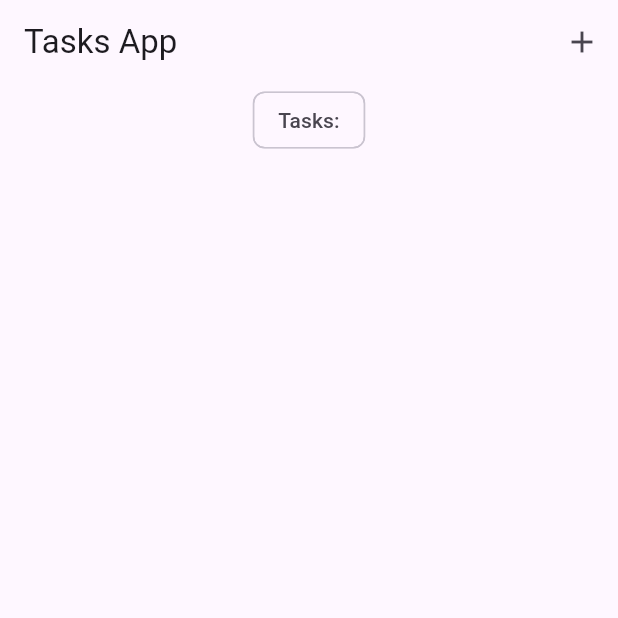
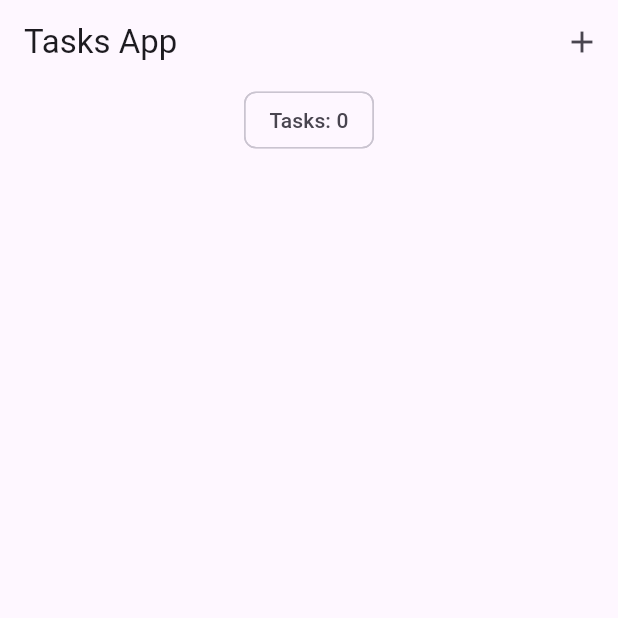
Before and after one commit to hitesh-techgrains/bloc_todo_app, a Flutter app: the screen it shows after launch, on a phone screen of 412 x 824 dp, the top half of it. Run offline on Flutter 3.47's test engine with Material 3 defaults, Android fonts, the phone set to English and light mode, and no system bars; our stand-ins replace equatable, flutter_bloc, hydrated_bloc; missing offline and left inert: techgrains.

Commit message:
Display Tasks Counts

```diff
--- a/lib/screens/tasks_screen.dart
+++ b/lib/screens/tasks_screen.dart
@@ -24,7 +24,7 @@ class TasksScreen extends StatelessWidget {
           body: Column(
             crossAxisAlignment: CrossAxisAlignment.center,
             children: [
-              const Center(child: Chip(label: Text('Tasks:'))),
+              Center(child: Chip(label: Text('Tasks: ${taskList.length}'))),
               TasksList(taskList: taskList),
             ],
           ),
```
Also changed, not shown: lib/widgets/list_tile_widget.dart (added, +25 -0 lines), lib/widgets/tasks_list.dart (+2 -10 lines).
